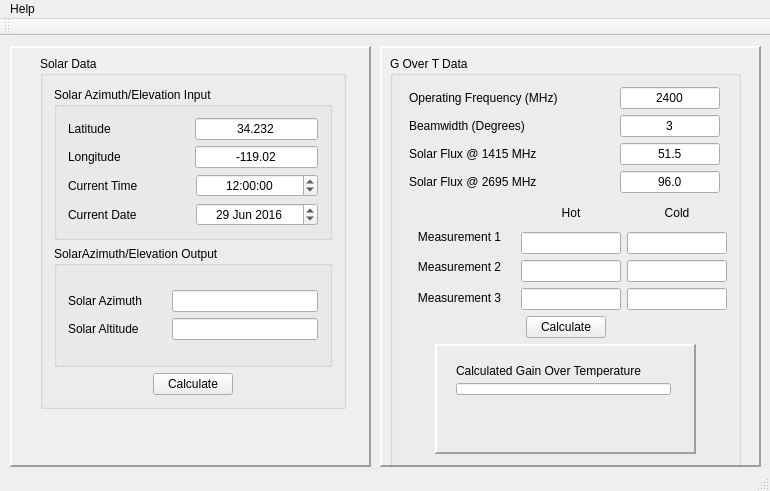
Old version of the form mainwindow.ui in the repository RaidenV/Got.
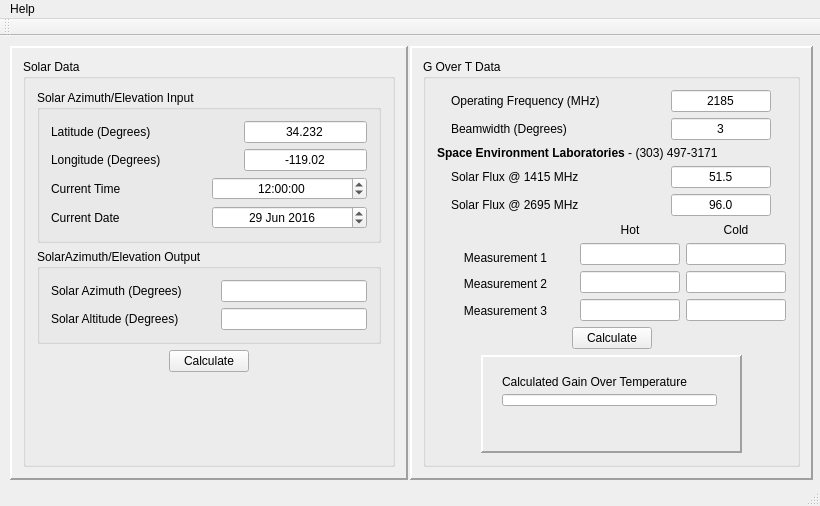
New version of the form.

The edit to the form file:
```diff
--- a/mainwindow.ui
+++ b/mainwindow.ui
@@ -6,8 +6,8 @@
    <rect>
     <x>0</x>
     <y>0</y>
-    <width>770</width>
-    <height>491</height>
+    <width>820</width>
+    <height>506</height>
    </rect>
   </property>
   <property name="windowTitle">
@@ -19,10 +19,16 @@
      <rect>
       <x>10</x>
       <y>10</y>
-      <width>361</width>
-      <height>421</height>
+      <width>398</width>
+      <height>434</height>
      </rect>
     </property>
+    <property name="minimumSize">
+     <size>
+      <width>0</width>
+      <height>434</height>
+     </size>
+    </property>
     <property name="toolTip">
      <string>&lt;html&gt;&lt;head/&gt;&lt;body&gt;&lt;p&gt;Use this to calculate the Azimuth and Elevation to which you should set the antenna given your latitude, longitude, time of day, and current date.&lt;/p&gt;&lt;/body&gt;&lt;/html&gt;</string>
     </property>
@@ -35,19 +41,13 @@
     <property name="lineWidth">
      <number>2</number>
     </property>
+    <layout class="QGridLayout" name="gridLayout_5">
+     <item row="0" column="0">
     <widget class="QGroupBox" name="groupBox_3">
-     <property name="geometry">
-      <rect>
-       <x>30</x>
-       <y>10</y>
-       <width>306</width>
-       <height>353</height>
-      </rect>
-     </property>
      <property name="maximumSize">
       <size>
-       <width>306</width>
-       <height>353</height>
+         <width>1000</width>
+         <height>1000</height>
       </size>
      </property>
      <property name="title">
@@ -72,7 +72,7 @@
                <item>
                 <widget class="QLabel" name="label">
                  <property name="text">
-                  <string>Latitude</string>
+                    <string>Latitude (Degrees) </string>
                  </property>
                 </widget>
                </item>
@@ -108,7 +108,7 @@
                <item>
                 <widget class="QLabel" name="label_2">
                  <property name="text">
-                  <string>Longitude</string>
+                    <string>Longitude (Degrees)</string>
                  </property>
                 </widget>
                </item>
@@ -210,7 +210,7 @@
                <item>
                 <widget class="QLabel" name="label_3">
                  <property name="text">
-                  <string>Solar Azimuth</string>
+                    <string>Solar Azimuth (Degrees)</string>
                  </property>
                 </widget>
                </item>
@@ -240,7 +240,7 @@
                <item>
                 <widget class="QLabel" name="label_4">
                  <property name="text">
-                  <string>Solar Altitude</string>
+                    <string>Solar Altitude (Degrees)</string>
                  </property>
                 </widget>
                </item>
@@ -273,6 +273,8 @@
        </layout>
       </item>
       <item row="1" column="0">
+         <layout class="QVBoxLayout" name="verticalLayout_9">
+          <item>
        <layout class="QHBoxLayout" name="horizontalLayout_7">
         <item>
          <spacer name="horizontalSpacer_2">
@@ -309,16 +311,33 @@
         </item>
        </layout>
       </item>
-     </layout>
-    </widget>
+          <item>
+           <spacer name="verticalSpacer_2">
+            <property name="orientation">
+             <enum>Qt::Vertical</enum>
+            </property>
+            <property name="sizeHint" stdset="0">
+             <size>
+              <width>20</width>
+              <height>40</height>
+             </size>
+            </property>
+           </spacer>
+          </item>
+         </layout>
+        </item>
+       </layout>
+      </widget>
+     </item>
+    </layout>
    </widget>
    <widget class="QFrame" name="frame_2">
     <property name="geometry">
      <rect>
-      <x>380</x>
+      <x>410</x>
       <y>10</y>
-      <width>381</width>
-      <height>421</height>
+      <width>403</width>
+      <height>434</height>
      </rect>
     </property>
     <property name="toolTip">
@@ -333,15 +352,9 @@
     <property name="lineWidth">
      <number>2</number>
     </property>
+    <layout class="QGridLayout" name="gridLayout_6">
+     <item row="0" column="0">
     <widget class="QGroupBox" name="groupBox_4">
-     <property name="geometry">
-      <rect>
-       <x>10</x>
-       <y>10</y>
-       <width>351</width>
-       <height>412</height>
-      </rect>
-     </property>
      <property name="title">
       <string>G Over T Data</string>
      </property>
@@ -375,7 +388,7 @@
              <string>&lt;html&gt;&lt;head/&gt;&lt;body&gt;&lt;p&gt;The mean operating frequency of the Antenna in question.&lt;/p&gt;&lt;p&gt;Example:&lt;/p&gt;&lt;p&gt;The antenna operates from 1440 MHz to 2400 MHz. The mean operating frequency would be &lt;/p&gt;&lt;p&gt;(1440 + 2400) / 2 = 1920 MHz&lt;/p&gt;&lt;/body&gt;&lt;/html&gt;</string>
             </property>
             <property name="text">
-             <string>2400</string>
+               <string>2185</string>
             </property>
             <property name="alignment">
              <set>Qt::AlignCenter</set>
@@ -420,6 +433,13 @@
           </item>
          </layout>
         </item>
+          <item>
+           <widget class="QLabel" name="label_9">
+            <property name="text">
+             <string>&lt;html&gt;&lt;head/&gt;&lt;body&gt;&lt;p&gt;&lt;span style=&quot; font-weight:600;&quot;&gt;Space Environment Laboratories&lt;/span&gt; - (303) 497-3171&lt;/p&gt;&lt;/body&gt;&lt;/html&gt;</string>
+            </property>
+           </widget>
+          </item>
         <item>
          <layout class="QHBoxLayout" name="horizontalLayout_11">
           <item>
@@ -792,6 +812,8 @@
       </item>
      </layout>
     </widget>
+     </item>
+    </layout>
    </widget>
   </widget>
   <widget class="QMenuBar" name="menuBar">
@@ -799,7 +821,7 @@
     <rect>
      <x>0</x>
      <y>0</y>
-     <width>770</width>
+     <width>820</width>
      <height>25</height>
     </rect>
    </property>
```
Left out of the diff: 21 changed lines with no effect on the pictures. Lines whose indentation alone changed are shown as unchanged.
